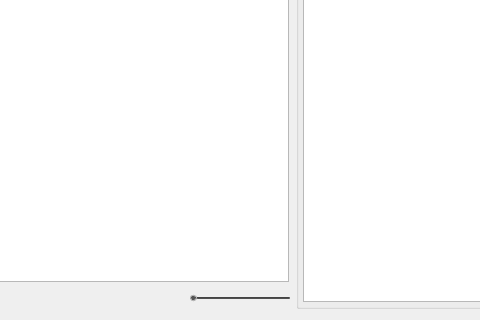
shotgunsoftware/tk-multi-loader2, file resources/dialog.ui: the form before one commit; both pictures show x 619 to 1099 and y 462 to 782 of the 1226 by 782 pixel window.
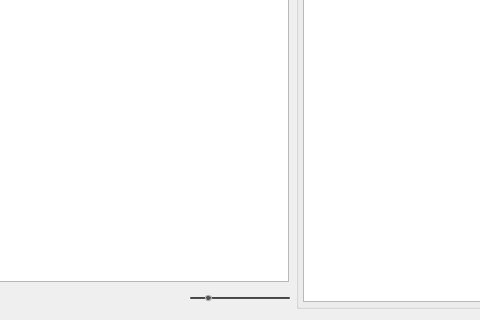
The form after the commit. Icons and pictures are not drawn.

The edit to the form file:
```diff
--- a/resources/dialog.ui
+++ b/resources/dialog.ui
@@ -564,7 +564,7 @@
 </string>
          </property>
          <property name="minimum">
-          <number>70</number>
+          <number>35</number>
          </property>
          <property name="maximum">
           <number>250</number>
```
